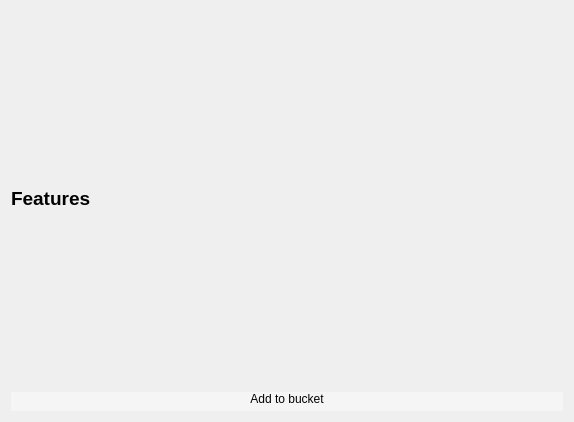
MariaSoika/KR, file carinfoform.ui: the form before one commit.
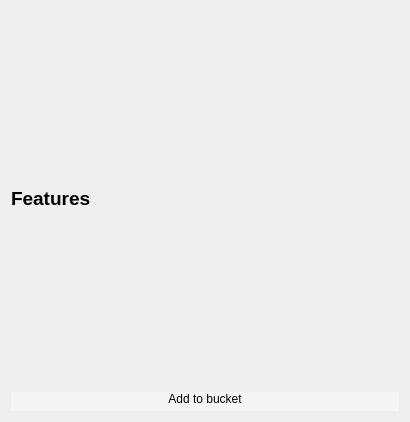
The form after the commit. Icons and pictures are not drawn.

What changed in the file:
```diff
--- a/carinfoform.ui
+++ b/carinfoform.ui
@@ -6,7 +6,7 @@
    <rect>
     <x>0</x>
     <y>0</y>
-    <width>574</width>
+    <width>410</width>
     <height>422</height>
    </rect>
   </property>
@@ -31,6 +31,9 @@
      <property name="scaledContents">
       <bool>true</bool>
      </property>
+     <property name="wordWrap">
+      <bool>true</bool>
+     </property>
     </widget>
    </item>
    <item row="2" column="0">
```
Left out of the diff: 5 changed lines with no effect on the pictures.
